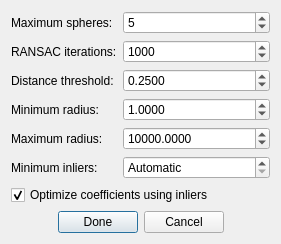
Before: the Qt Designer form src/ui/pointcloud_editor/SphereFitDialog.ui in JoseLuis-AL/SMCP, drawn with Qt 5.
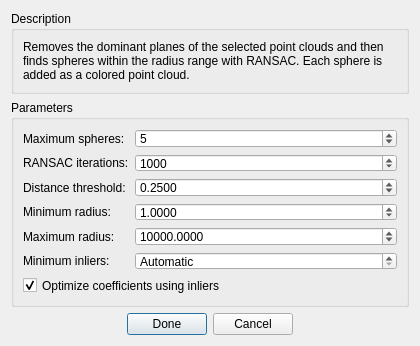
After: the same form once the commit is applied.

Commit message: Release 3.6.8: editor redesign, sphere measurement, compensation, and updated docs

```diff
--- a/src/ui/pointcloud_editor/SphereFitDialog.ui
+++ b/src/ui/pointcloud_editor/SphereFitDialog.ui
@@ -2,6 +2,12 @@
 <ui version="4.0">
  <class>SphereFitDialog</class>
  <widget class="QDialog" name="SphereFitDialog">
+  <property name="minimumSize">
+   <size>
+    <width>420</width>
+    <height>0</height>
+   </size>
+  </property>
   <property name="geometry">
    <rect>
     <x>0</x>
@@ -18,6 +24,31 @@
   </property>
   <layout class="QVBoxLayout" name="verticalLayout">
    <item>
+    <widget class="QGroupBox" name="description_group">
+     <property name="title">
+      <string>Description</string>
+     </property>
+     <layout class="QVBoxLayout" name="description_layout">
+      <item>
+       <widget class="QLabel" name="description_label">
+        <property name="text">
+         <string>Removes the dominant planes of the selected point clouds and then finds spheres within the radius range with RANSAC. Each sphere is added as a colored point cloud.</string>
+        </property>
+        <property name="wordWrap">
+         <bool>true</bool>
+        </property>
+       </widget>
+      </item>
+     </layout>
+    </widget>
+   </item>
+   <item>
+    <widget class="QGroupBox" name="section_group">
+     <property name="title">
+      <string>Parameters</string>
+     </property>
+     <layout class="QVBoxLayout" name="section_layout">
+      <item>
     <layout class="QFormLayout" name="parameters_layout">
      <property name="fieldGrowthPolicy">
       <enum>QFormLayout::AllNonFixedFieldsGrow</enum>
@@ -172,6 +203,9 @@
      </item>
     </layout>
    </item>
+     </layout>
+    </widget>
+   </item>
    <item>
     <spacer name="vertical_spacer">
      <property name="orientation">
@@ -180,7 +214,7 @@
      <property name="sizeHint" stdset="0">
       <size>
        <width>20</width>
-       <height>20</height>
+       <height>0</height>
       </size>
      </property>
     </spacer>
```
Left out of the diff: 6 changed lines with no effect on the pictures. Lines whose indentation alone changed are shown as unchanged. The commit also changes 171 other files.
